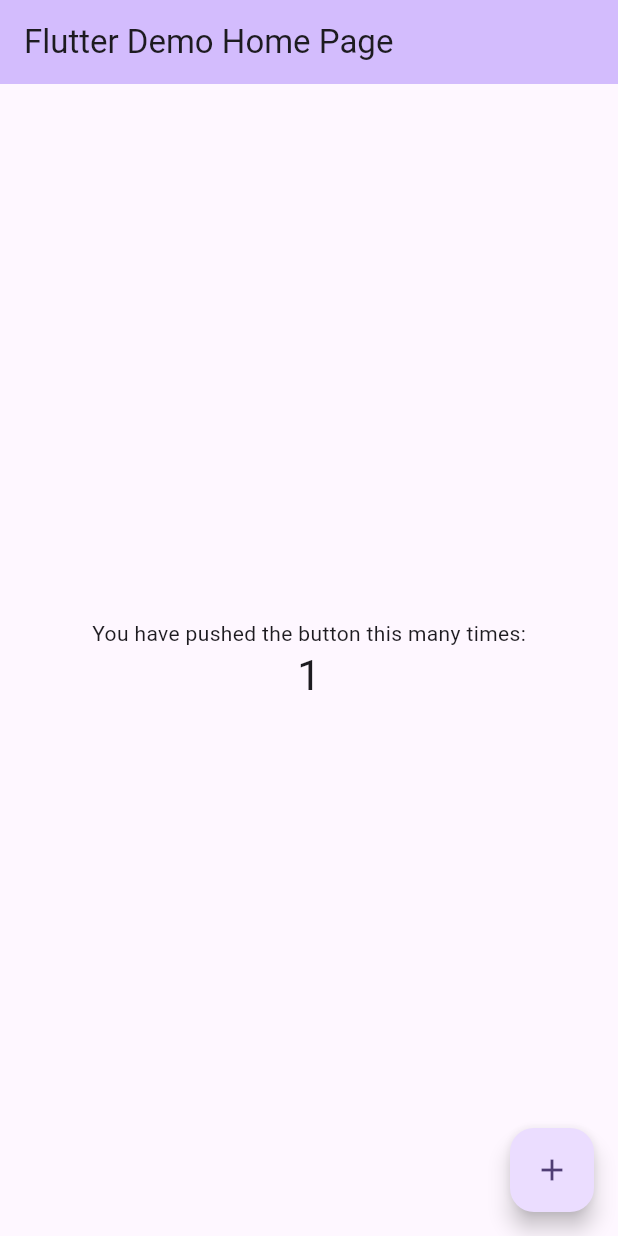
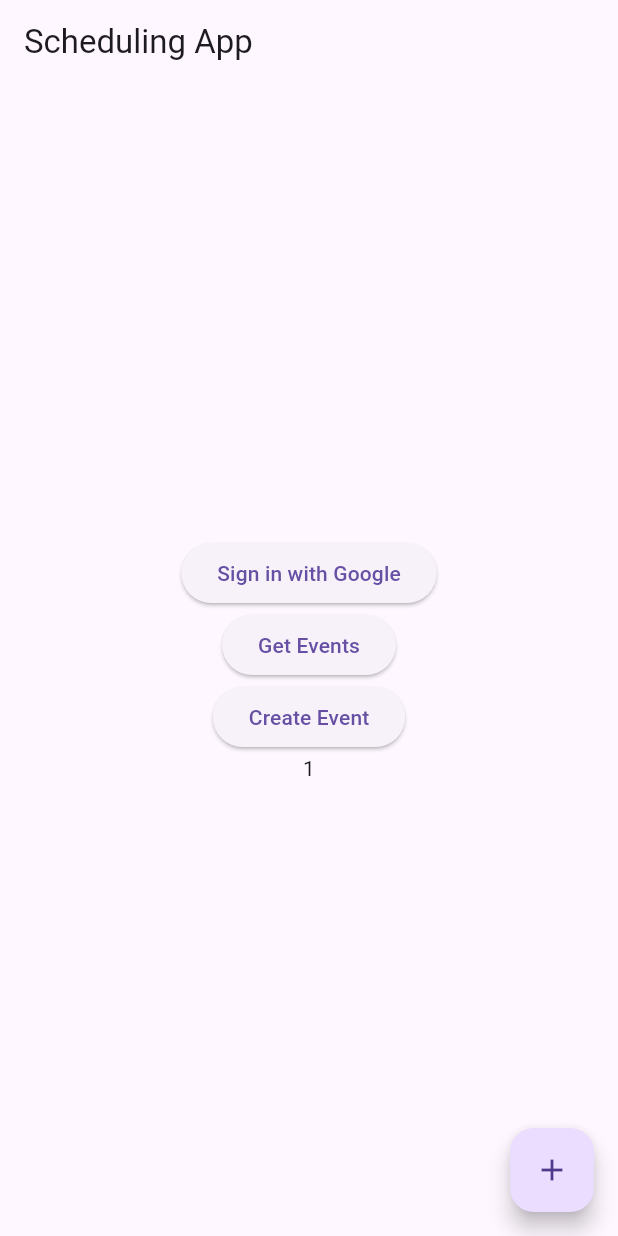
Before and after one commit to dadamere04/SchedulingApp, a Flutter app: the screen it shows after launch, after a tap on the "add" icon, on a phone screen of 412 x 824 dp. Run offline on Flutter 3.47's test engine with Material 3 defaults, Android fonts, the phone set to English and light mode, and no system bars; our stand-ins replace firebase_auth, firebase_core, google_sign_in; missing offline and left inert: googleapis; accounts and stored records are empty.

Commit message:
macos is working now but syncrinization with google api does not yet work

```diff
--- a/lib/main.dart
+++ b/lib/main.dart
@@ -1,125 +1,159 @@
+// main.dart
+
+import 'package:firebase_core/firebase_core.dart';
+import 'package:firebase_auth/firebase_auth.dart';
 import 'package:flutter/material.dart';
+import 'package:google_sign_in/google_sign_in.dart';
+import 'package:googleapis/calendar/v3.dart' as calendar;
+import 'package:http/http.dart' as http;
 
-void main() {
-  runApp(const MyApp());
+void main() async {
+  WidgetsFlutterBinding.ensureInitialized();
+
+  try {
+    await Firebase.initializeApp();
+    print('Firebase Initialized Successfully');
+  } catch (e) {
+    print('Error initializing Firebase: $e');
+  }
+
+  runApp(MyApp());
 }
 
 class MyApp extends StatelessWidget {
-  const MyApp({super.key});
-
-  // This widget is the root of your application.
   @override
   Widget build(BuildContext context) {
     return MaterialApp(
-      title: 'Flutter Demo',
-      theme: ThemeData(
-        // This is the theme of your application.
-        //
-        // TRY THIS: Try running your application with "flutter run". You'll see
-        // the application has a purple toolbar. Then, without quitting the app,
-        // try changing the seedColor in the colorScheme below to Colors.green
-        // and then invoke "hot reload" (save your changes or press the "hot
-        // reload" button in a Flutter-supported IDE, or press "r" if you used
-        // the command line to start the app).
-        //
-        // Notice that the counter didn't reset back to zero; the application
-        // state is not lost during the reload. To reset the state, use hot
-        // restart instead.
-        //
-        // This works for code too, not just values: Most code changes can be
-        // tested with just a hot reload.
-        colorScheme: ColorScheme.fromSeed(seedColor: Colors.deepPurple),
-        useMaterial3: true,
-      ),
-      home: const MyHomePage(title: 'Flutter Demo Home Page'),
+      home: MyHomePage(title: 'Scheduling App'),
     );
   }
 }
 
 class MyHomePage extends StatefulWidget {
   const MyHomePage({super.key, required this.title});
-
-  // This widget is the home page of your application. It is stateful, meaning
-  // that it has a State object (defined below) that contains fields that affect
-  // how it looks.
-
-  // This class is the configuration for the state. It holds the values (in this
-  // case the title) provided by the parent (in this case the App widget) and
-  // used by the build method of the State. Fields in a Widget subclass are
-  // always marked "final".
-
   final String title;
 
   @override
   State<MyHomePage> createState() => _MyHomePageState();
 }
 
+final GoogleSignIn _googleSignIn = GoogleSignIn(
+  scopes: [
+    'https://www.googleapis.com/auth/calendar',
+  ],
+);
+
 class _MyHomePageState extends State<MyHomePage> {
+  late calendar.CalendarApi _calendarApi;
   int _counter = 0;
 
   void _incrementCounter() {
     setState(() {
-      // This call to setState tells the Flutter framework that something has
-      // changed in this State, which causes it to rerun the build method below
-      // so that the display can reflect the updated values. If we changed
-      // _counter without calling setState(), then the build method would not be
-      // called again, and so nothing would appear to happen.
       _counter++;
     });
   }
 
+  Future<void> _handleGoogleSignIn() async {
+    try {
+      final GoogleSignInAccount? googleUser = await _googleSignIn.signIn();
+      if (googleUser == null) {
+        print('Sign-in aborted by user');
+        return;
+      }
+      final GoogleSignInAuthentication googleAuth = await googleUser.authentication;
+
+      final AuthCredential credential = GoogleAuthProvider.credential(
+        accessToken: googleAuth.accessToken,
+        idToken: googleAuth.idToken,
+      );
+
+      await FirebaseAuth.instance.signInWithCredential(credential);
+
+      final authenticatedClient = GoogleHttpClient({'Authorization': 'Bearer ${googleAuth.accessToken}'});
+      _calendarApi = calendar.CalendarApi(authenticatedClient);
+      print('Google Sign-In successful');
+    } catch (error) {
+      print('Error during Google Sign-In: $error');
+    }
+  }
+
+  Future<void> _getEvents() async {
+    try {
+      var events = await _calendarApi.events.list('primary');
+      print('Events: ${events.items}');
+    } catch (e) {
+      print('Error fetching events: $e');
+    }
+  }
+
+  Future<void> _createEvent() async {
+    var event = calendar.Event()
+      ..summary = 'New Task'
+      ..description = 'A new task added to the schedule'
+      ..start = calendar.EventDateTime(
+          dateTime: DateTime.now().add(Duration(hours: 1)),
+          timeZone: 'America/New_York')
+      ..end = calendar.EventDateTime(
+          dateTime: DateTime.now().add(Duration(hours: 2)),
+          timeZone: 'America/New_York');
+
+    try {
+      var calendarId = 'primary';
+      await _calendarApi.events.insert(event, calendarId);
+      print('Event added successfully');
+    } catch (e) {
+      print('Error creating event: $e');
+    }
+  }
+
   @override
   Widget build(BuildContext context) {
-    // This method is rerun every time setState is called, for instance as done
-    // by the _incrementCounter method above.
-    //
-    // The Flutter framework has been optimized to make rerunning build methods
-    // fast, so that you can just rebuild anything that needs updating rather
-    // than having to individually change instances of widgets.
     return Scaffold(
       appBar: AppBar(
-        // TRY THIS: Try changing the color here to a specific color (to
-        // Colors.amber, perhaps?) and trigger a hot reload to see the AppBar
-        // change color while the other colors stay the same.
-        backgroundColor: Theme.of(context).colorScheme.inversePrimary,
-        // Here we take the value from the MyHomePage object that was created by
-        // the App.build method, and use it to set our appbar title.
         title: Text(widget.title),
       ),
       body: Center(
-        // Center is a layout widget. It takes a single child and positions it
-        // in the middle of the parent.
         child: Column(
-          // Column is also a layout widget. It takes a list of children and
-          // arranges them vertically. By default, it sizes itself to fit its
-          // children horizontally, and tries to be as tall as its parent.
-          //
-          // Column has various properties to control how it sizes itself and
-          // how it positions its children. Here we use mainAxisAlignment to
-          // center the children vertically; the main axis here is the vertical
-          // axis because Columns are vertical (the cross axis would be
-          // horizontal).
-          //
-          // TRY THIS: Invoke "debug painting" (choose the "Toggle Debug Paint"
-          // action in the IDE, or press "p" in the console), to see the
-          // wireframe for each widget.
           mainAxisAlignment: MainAxisAlignment.center,
           children: <Widget>[
-            const Text(
-              'You have pushed the button this many times:',
+            ElevatedButton(
+              onPressed: _handleGoogleSignIn,
+              child: Text('Sign in with Google'),
             ),
-            Text(
-              '$_counter',
-              style: Theme.of(context).textTheme.headlineMedium,
+            ElevatedButton(
+              onPressed: _getEvents,
+              child: Text('Get Events'),
             ),
+            ElevatedButton(
+              onPressed: _createEvent,
+              child: Text('Create Event'),
+            ),
+            Text('$_counter'),
           ],
         ),
       ),
       floatingActionButton: FloatingActionButton(
         onPressed: _incrementCounter,
         tooltip: 'Increment',
-        child: const Icon(Icons.add),
-      ), // This trailing comma makes auto-formatting nicer for build methods.
+        child: Icon(Icons.add),
+      ),
     );
   }
 }
+
+class GoogleHttpClient extends http.BaseClient {
+  final Map<String, String> _headers;
+  final http.Client _client = http.Client();
+
+  GoogleHttpClient(this._headers);
+
+  @override
+  Future<http.StreamedResponse> send(http.BaseRequest request) {
+    return _client.send(request..headers.addAll(_headers));
+  }
+
+  @override
+  Future<http.Response> head(Object url, {Map<String, String>? headers}) {
+    return _client.head(url as Uri, headers: _headers);
+  }
+}
```
Also changed, not shown: pubspec.yaml (+9 -0 lines), pubspec.lock, 15 other files.
